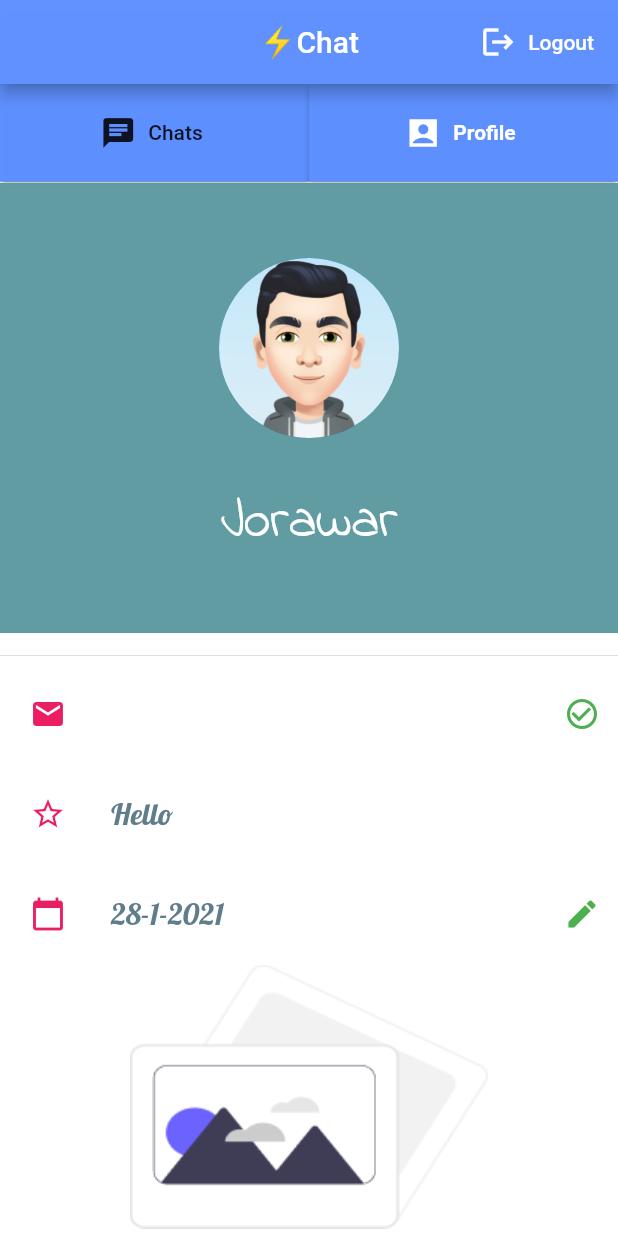
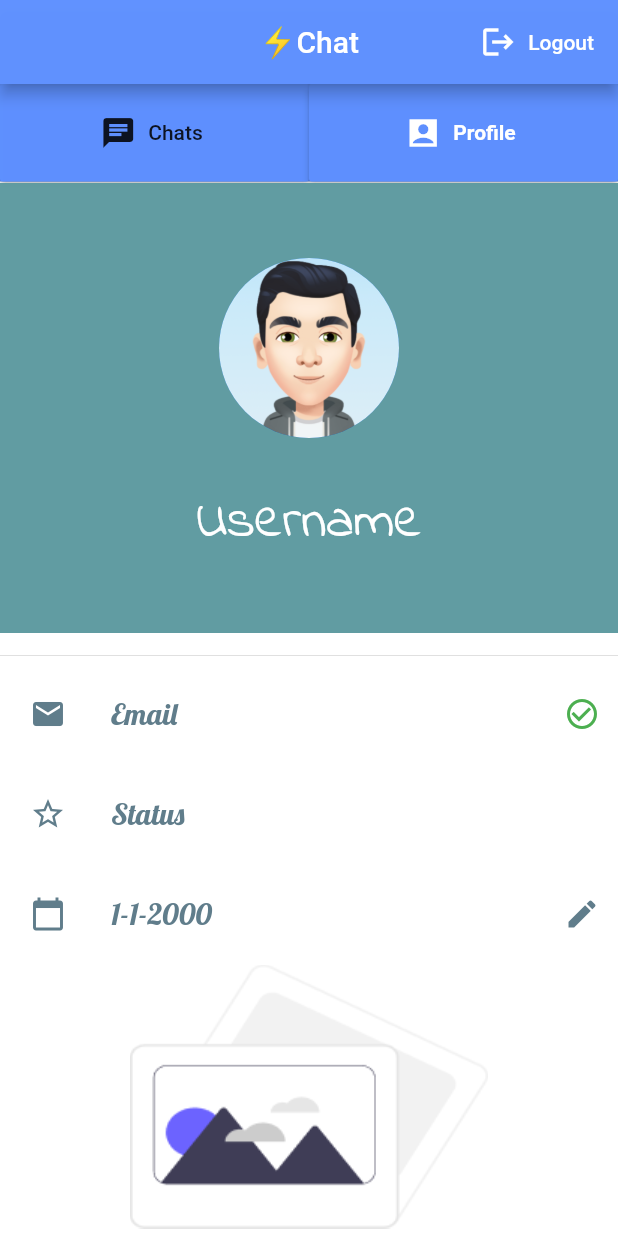
Before and after one commit to JORAWARSINGHSAINI/FlashChat, a Flutter app: the screen it shows once a user with an empty profile is signed in, after a tap on "Profile", on a phone screen of 412 x 824 dp. Run offline on Flutter 3.47's test engine with Material 2 defaults, Android fonts, the phone set to English and light mode, and no system bars; our stand-ins replace cloud_firestore, firebase_auth, flutter_spinkit, modal_progress_hud; accounts and stored records are empty.

```diff
--- a/lib/main.dart
+++ b/lib/main.dart
@@ -1,5 +1,4 @@
 import 'package:firebase_auth/firebase_auth.dart';
-import 'package:flash_chat/screens/listusers.dart';
 import 'package:flutter/material.dart';
 import 'package:flash_chat/screens/welcome_screen.dart';
 import 'package:flash_chat/screens/chat_screen.dart';
--- a/lib/models/user.dart
+++ b/lib/models/user.dart
@@ -1,9 +1,11 @@
+import 'package:cloud_firestore/cloud_firestore.dart';
+
 class User {
   String uid;
   String username;
   String email;
   String status;
-  DateTime dob = DateTime(2000);
+  Timestamp dob = Timestamp.fromDate(DateTime(2000));
   bool isverified = false;
   // String photoUrl;
 
--- a/lib/screens/profile.dart
+++ b/lib/screens/profile.dart
@@ -1,10 +1,14 @@
+import 'package:cloud_firestore/cloud_firestore.dart';
 import 'package:firebase_auth/firebase_auth.dart';
 import 'package:flash_chat/components/loader.dart';
+import 'package:flash_chat/models/user.dart';
+import 'package:flash_chat/service/databaseService.dart';
 import 'package:flutter/material.dart';
 
 class Profile extends StatefulWidget {
   final Function toggleProfile;
   final FirebaseUser user;
+
   Profile({this.toggleProfile, this.user});
 
   @override
@@ -13,6 +17,8 @@ class Profile extends StatefulWidget {
 
 class _ProfileState extends State<Profile> {
   DateTime selectedDate = DateTime.now();
+  User _user;
+
   _selectDate(BuildContext context) async {
     final DateTime picked = await showDatePicker(
       context: context,
@@ -21,9 +27,15 @@ class _ProfileState extends State<Profile> {
       lastDate: DateTime(2200),
     );
     if (picked != null && picked != selectedDate)
-      setState(() {
-        selectedDate = picked;
-      });
+      DataBaseService(uid: widget.user.uid).updateUserData(
+          _user.username,
+          _user.email,
+          _user.status,
+          Timestamp.fromDate(picked),
+          widget.user.isEmailVerified);
+    // setState(() {
+    //   selectedDate = picked;
+    // });
   }
 
   Future<void> _showMyDialog() async {
@@ -57,7 +69,15 @@ class _ProfileState extends State<Profile> {
   @override
   Widget build(BuildContext context) {
     // print(widget.user);
-    return widget.user == null
+    return StreamBuilder<DocumentSnapshot>(
+        stream: DataBaseService(uid: widget.user.uid).userData,
+        builder: (context, snapshot) {
+          if (snapshot.hasData) {
+            _user = DataBaseService(uid: widget.user.uid)
+                .userDataFromSnapshot(snapshot.data);
+            selectedDate = _user.dob.toDate();
+          }
+          return snapshot.hasData == false
               ? CustomLoader()
               : Scaffold(
                   backgroundColor: Colors.white,
@@ -131,7 +151,7 @@ class _ProfileState extends State<Profile> {
                               height: 30,
                             ),
                             Text(
-                        'Jorawar',
+                              _user.username ?? 'Username',
                               style: TextStyle(
                                   color: Colors.white,
                                   fontSize: 36.0,
@@ -150,14 +170,14 @@ class _ProfileState extends State<Profile> {
                           ),
                           Icon(
                             Icons.email,
-                      color: Colors.pink,
+                            color: Colors.blueGrey,
                           ),
                           SizedBox(
                             width: 30.0,
                           ),
                           Expanded(
                             child: Text(
-                        widget.user.email,
+                              _user.email ?? 'Email',
                               style: TextStyle(
                                   color: Colors.blueGrey,
                                   fontSize: 20.0,
@@ -194,13 +214,13 @@ class _ProfileState extends State<Profile> {
                           ),
                           Icon(
                             Icons.star_outline_sharp,
-                      color: Colors.pink,
+                            color: Colors.blueGrey,
                           ),
                           SizedBox(
                             width: 30,
                           ),
                           Text(
-                      'Hello',
+                            _user.status ?? 'Status',
                             style: TextStyle(
                                 color: Colors.blueGrey,
                                 fontSize: 20.0,
@@ -218,7 +238,7 @@ class _ProfileState extends State<Profile> {
                           ),
                           Icon(
                             Icons.calendar_today,
-                      color: Colors.pink,
+                            color: Colors.blueGrey,
                           ),
                           SizedBox(
                             width: 30,
@@ -238,8 +258,9 @@ class _ProfileState extends State<Profile> {
                           ))),
                           IconButton(
                             icon: Icon(Icons.edit),
-                      color: Colors.green,
-                      onPressed: () => _selectDate(context), // Refer step 3
+                            color: Colors.blueGrey,
+                            onPressed: () =>
+                                _selectDate(context), // Refer step 3
                           ),
                         ],
                       ),
@@ -254,5 +275,6 @@ class _ProfileState extends State<Profile> {
                     ],
                   ),
                 );
+        });
   }
 }
--- a/lib/screens/registration_screen.dart
+++ b/lib/screens/registration_screen.dart
@@ -1,3 +1,4 @@
+import 'package:cloud_firestore/cloud_firestore.dart';
 import 'package:flash_chat/components/loader.dart';
 import 'package:flash_chat/components/textdecoration.dart';
 import 'package:flash_chat/screens/listusers.dart';
@@ -142,8 +143,12 @@ class _RegistrationScreenState extends State<RegistrationScreen> {
                                           email: email.trim(),
                                           password: password.trim());
                                   await DataBaseService(uid: user.uid)
-                                      .updateUserData(username, email,
-                                          'Hello World', DateTime(2000), false);
+                                      .updateUserData(
+                                          username,
+                                          email,
+                                          'Hello World',
+                                          Timestamp.fromDate(DateTime(2000)),
+                                          false);
                                 } catch (e) {
                                   print(e.toString());
                                 }
--- a/lib/service/databaseService.dart
+++ b/lib/service/databaseService.dart
@@ -8,6 +8,7 @@ class DataBaseService {
   DataBaseService({this.uid});
 
   User userDataFromSnapshot(DocumentSnapshot snapshot) {
+    // print(snapshot.data);
     return User(
       uid: uid,
       username: snapshot.data['username'],
@@ -18,7 +19,7 @@ class DataBaseService {
   }
 
   Future updateUserData(String username, String email, String status,
-      DateTime dob, bool isverified) async {
+      Timestamp dob, bool isverified) async {
     return await _reference.document(uid).setData({
       'username': username,
       'email': email,
@@ -28,8 +29,8 @@ class DataBaseService {
     });
   }
 
-  Stream<User> get userData {
-    return _reference.document(uid).snapshots().map(userDataFromSnapshot);
+  Stream<DocumentSnapshot> get userData {
+    return _reference.document(uid).snapshots();
   }
 
   Stream<QuerySnapshot> get alluserData {
```
Also changed, not shown: lib/screens/chat_screen.dart (+20 -6 lines), lib/screens/listusers.dart (+11 -1 lines), 2 other files. Lines whose indentation alone changed are shown as unchanged.
